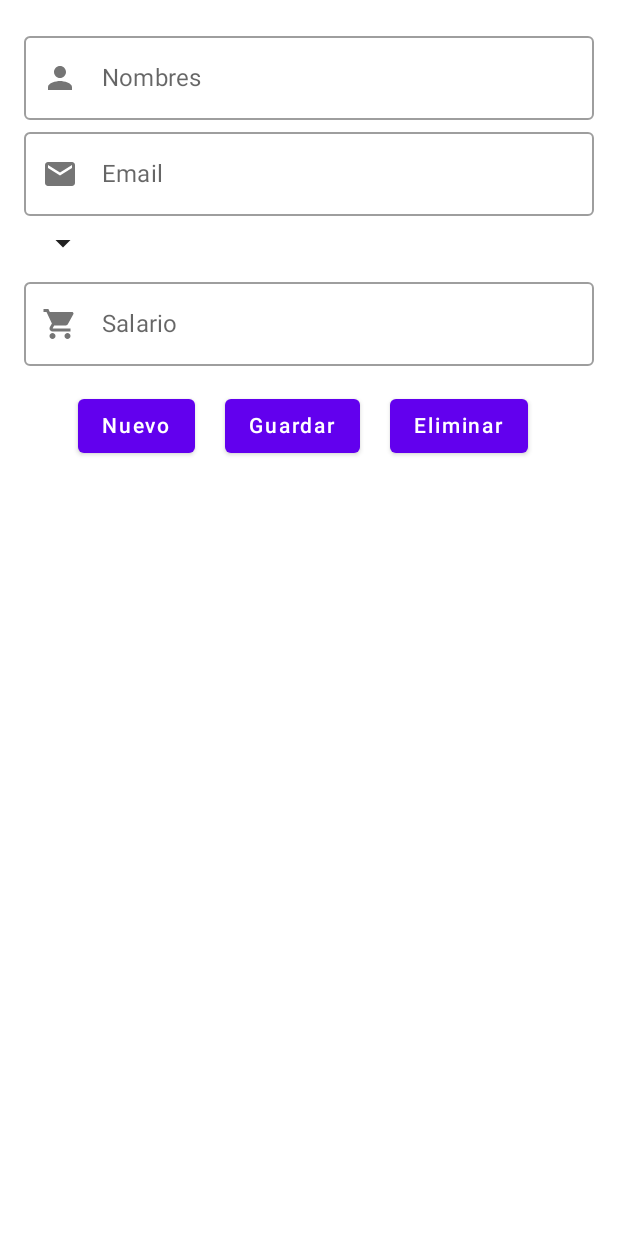
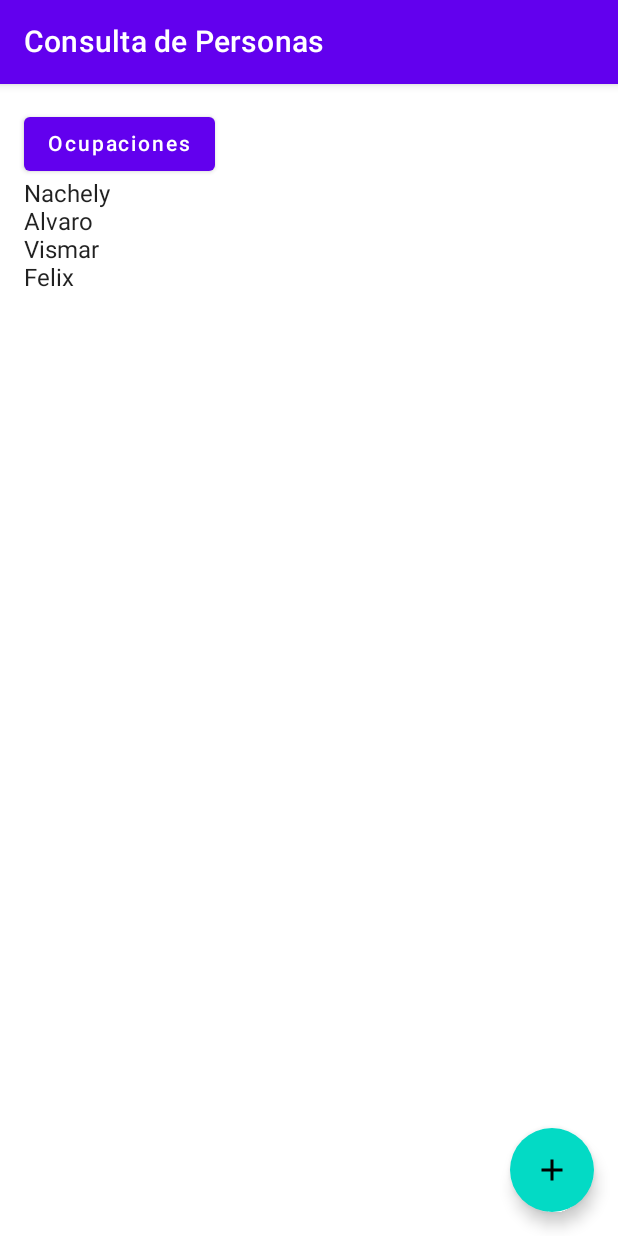
Before and after one commit to KelvinP25/RegistroPersonasCompose, an Android app built with Jetpack Compose: the screen it shows after launch (MainActivity), on a phone screen of 412 x 824 dp. Run offline under Robolectric (Android 15) with nearby library versions, the phone set to English and light mode, and no system bars.

Commit message:
Agregando la Navegacion

```diff
--- a/app/src/main/java/com/example/registropersonascompose/MainActivity.kt
+++ b/app/src/main/java/com/example/registropersonascompose/MainActivity.kt
@@ -17,6 +17,10 @@ import androidx.compose.ui.Modifier
 import androidx.compose.ui.tooling.preview.Preview
 import androidx.compose.ui.unit.dp
 import androidx.compose.ui.unit.sp
+import androidx.navigation.NavHostController
+import androidx.navigation.compose.NavHost
+import androidx.navigation.compose.composable
+import androidx.navigation.compose.rememberNavController
 import com.example.registropersonascompose.ui.theme.RegistroPersonasComposeTheme
 
 var selectedOcupacion: String? = null
@@ -39,10 +43,21 @@ fun MyApp() {
         modifier = Modifier.fillMaxSize(),
         color = MaterialTheme.colors.background
     ) {
-        //ConsultaPersonasScreen()
-        RegistroPersonasScreen()
-        //RegistroOcupacionesScreen()
-        //ConsultaOcupacionesScreen()
+        val navController = rememberNavController()
+        NavHost(navController = navController, startDestination = "ConsultaPersona") {
+            composable("ConsultaPersona") {
+                ConsultaPersonasScreen(navController = navController)
+            }
+            composable("RegistroPersona") {
+                RegistroPersonasScreen(navController = navController)
+            }
+            composable("ConsultaOcupacion") {
+                ConsultaOcupacionesScreen(navController = navController)
+            }
+            composable("RegistroOcupacion") {
+                RegistroOcupacionesScreen(navController = navController)
+            }
+        }
     }
 }
 
@@ -66,42 +81,76 @@ fun RowPersonas(nombre: String) {
 }
 
 @Composable
-fun ConsultaPersonasScreen() {
+fun ConsultaPersonasScreen(navController: NavHostController) {
+    Scaffold(
+        topBar = {
+            TopAppBar(
+                title = { Text(text = "Consulta de Personas") }
+            )
+        },
+        floatingActionButton = {
+            FloatingActionButton(onClick = { navController.navigate("RegistroPersona") }) {
+                Icon(imageVector = Icons.Default.Add, contentDescription = null)
+            }
+        },
+        floatingActionButtonPosition = FabPosition.End
+    ) {
         Column(modifier = Modifier.padding(16.dp)) {
 
             val listNombres = listOf("Nachely", "Alvaro", "Vismar", "Felix")
 
+            Button(onClick = { navController.navigate("ConsultaOcupacion") }) {
+                Text(text = "Ocupaciones")
+            }
             LazyColumn(modifier = Modifier.fillMaxWidth()) {
                 items(listNombres) { nombre ->
                     RowPersonas(nombre = nombre)
                 }
             }
-        Button(onClick = {/*TODO*/ }) {
-            Text(text = "Ocupaciones")
+
+
+        }
     }
 
 
 }
 
+@Composable
+fun RegistroPersonasScreen(navController: NavHostController) {
+    val ListaOcupaciones = listOf("Estudiante", "Profesor", "Administrativo", "Ingeniero")
+
+    var person by rememberSaveable() {
+        mutableStateOf("")
+    }
+    var nombre by rememberSaveable() {
+        mutableStateOf("")
+    }
+    var ite by rememberSaveable() {
+        mutableStateOf("")
     }
 
-@Composable
-fun RegistroPersonasScreen() {
-    val ListaOcupaciones = listOf("Estudiante", "Profesor", "Administrativo", "Ingeniero")
+    Scaffold(
+        topBar = {
+            TopAppBar(
+                title = { Text(text = "Registro de Personas") }
+            )
+        }
+    ) {
+
         Column(modifier = Modifier.padding(16.dp)) {
             OutlinedTextField(
-            value = "",
+                value = person,
                 label = { Text(text = "Nombres") },
-            onValueChange = { /*TODO*/ },
+                onValueChange = { person = it },
                 modifier = Modifier.fillMaxWidth(),
                 leadingIcon = {
                     Icon(imageVector = Icons.Default.Person, contentDescription = null)
                 }
             )
             OutlinedTextField(
-            value = "",
+                value = nombre,
                 label = { Text(text = "Email") },
-            onValueChange = { /*TODO*/ },
+                onValueChange = { nombre = it },
                 modifier = Modifier.fillMaxWidth(),
                 leadingIcon = {
                     Icon(imageVector = Icons.Default.Email, contentDescription = null)
@@ -109,9 +158,9 @@ fun RegistroPersonasScreen() {
             )
             OcupacionesSpinner(ocupacion = ListaOcupaciones)
             OutlinedTextField(
-            value = "",
+                value = ite,
                 label = { Text(text = "Salario") },
-            onValueChange = { /*TODO*/ },
+                onValueChange = {ite = it},
                 modifier = Modifier.fillMaxWidth(),
                 leadingIcon = {
                     Icon(imageVector = Icons.Default.ShoppingCart, contentDescription = null)
@@ -124,7 +173,7 @@ fun RegistroPersonasScreen() {
                     Text(text = "Nuevo")
                 }
                 Spacer(modifier = Modifier.width(20.dp))
-            Button(onClick = {/*TODO*/ }) {
+                Button(onClick = { navController.navigate("ConsultaPersona") }) {
                     Modifier.padding(8.dp)
                     Text(text = "Guardar")
                 }
@@ -135,7 +184,11 @@ fun RegistroPersonasScreen() {
                 }
             }
 
+
         }
+    }
+
+
 }
 
 @Composable
@@ -175,37 +228,53 @@ fun OcupacionesSpinner(ocupacion: List<String>) {
 }
 
 @Composable
-fun ConsultaOcupacionesScreen() {
+fun ConsultaOcupacionesScreen(navController: NavHostController) {
+
+    Scaffold(
+        topBar = {
+            TopAppBar(
+                title = { Text(text = "Consulta de Ocupaciones") }
+            )
+        },
+        floatingActionButton = {
+            FloatingActionButton(onClick = { navController.navigate("RegistroOcupacion") }) {
+                Icon(imageVector = Icons.Default.Add, contentDescription = null)
+            }
+        },
+        floatingActionButtonPosition = FabPosition.End
+    ) {
         Column(modifier = Modifier.padding(16.dp)) {
 
-        val listNombres = listOf("Nachely", "Alvaro", "Vismar", "Felix")
+            val listNombres = listOf("Estudiante", "Profesor", "Administrativo", "Ingeniero")
 
             LazyColumn(modifier = Modifier.fillMaxWidth()) {
                 items(listNombres) { nombre ->
                     RowPersonas(nombre = nombre)
                 }
             }
-        Scaffold(
-            floatingActionButton = {
-                FloatingActionButton(onClick = {/*TODO*/ }) {
-                    Icon(imageVector = Icons.Default.Add, contentDescription = null)
-                }
-            },
-            floatingActionButtonPosition = FabPosition.End
-        ) {
-
-        }
 
         }
     }
 
+}
+
 @Composable
-fun RegistroOcupacionesScreen() {
+fun RegistroOcupacionesScreen(navController: NavHostController) {
 
-    var person by rememberSaveable(){
+    var person by rememberSaveable() {
+        mutableStateOf("")
+    }
+    var nombre by rememberSaveable() {
         mutableStateOf("")
     }
 
+    Scaffold(
+        topBar = {
+            TopAppBar(
+                title = { Text(text = "Registro de Ocupaciones") }
+            )
+        }
+    ) {
         Column(modifier = Modifier.padding(16.dp)) {
             OutlinedTextField(
                 value = person,
@@ -217,9 +286,9 @@ fun RegistroOcupacionesScreen() {
                 }
             )
             OutlinedTextField(
-            value = person,
+                value = nombre,
                 label = { Text(text = "Nombre") },
-            onValueChange = { person = it },
+                onValueChange = { nombre = it },
                 modifier = Modifier.fillMaxWidth(),
                 leadingIcon = {
                     Icon(imageVector = Icons.Default.Person, contentDescription = null)
@@ -232,7 +301,7 @@ fun RegistroOcupacionesScreen() {
                     Text(text = "Nuevo")
                 }
                 Spacer(modifier = Modifier.width(20.dp))
-            Button(onClick = {/*TODO*/ }) {
+                Button(onClick = { navController.navigate("ConsultaOcupacion") }) {
                     Modifier.padding(8.dp)
                     Text(text = "Guardar")
                 }
@@ -242,5 +311,8 @@ fun RegistroOcupacionesScreen() {
                     Text(text = "Eliminar")
                 }
             }
+
         }
     }
+
+}
```
Lines whose indentation alone changed are shown as unchanged.
